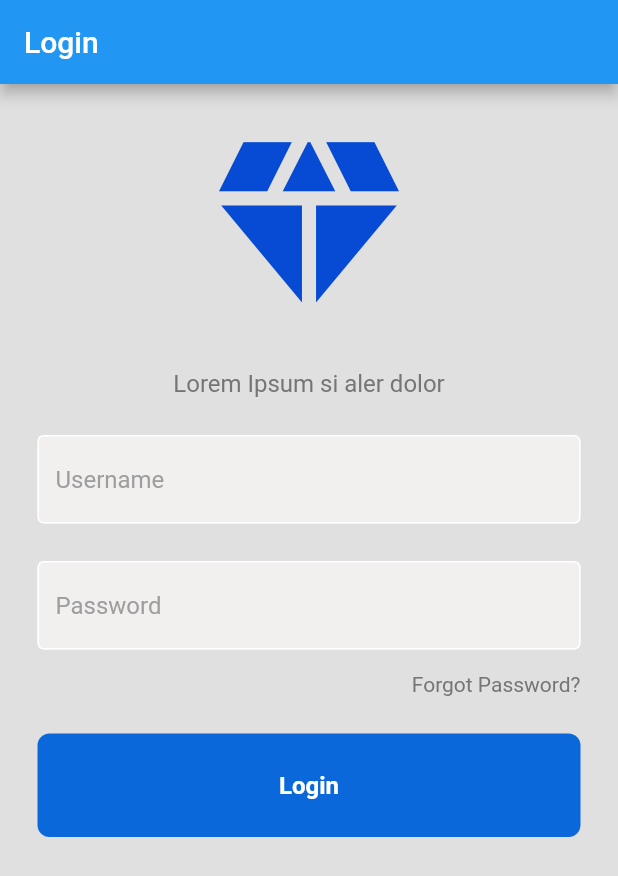
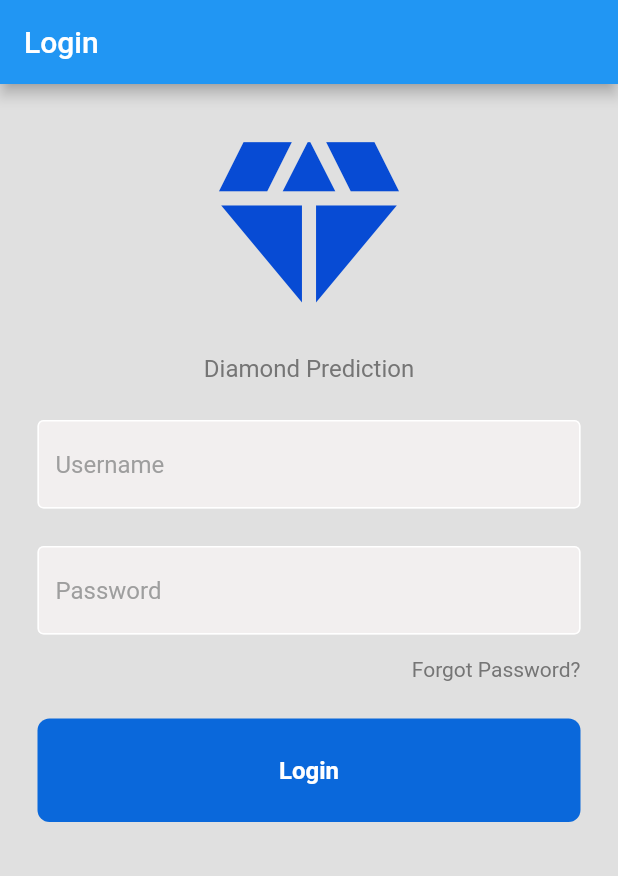
Before and after one commit to NicoLe-01/diamond_prediction_flutter, a Flutter app: the LoginPage screen opened directly, on a phone screen of 412 x 824 dp. Shown: the top 876 px of the screen. Run offline on Flutter 3.47's test engine with Material 2 defaults, Android fonts, the phone set to English and light mode, and no system bars.

Commit message:
change: login_page and main

```diff
--- a/lib/login_page.dart
+++ b/lib/login_page.dart
@@ -26,15 +26,15 @@ class LoginPage extends StatelessWidget {
           child: Center(
             child: Column(
               children: [
-                SizedBox(height: 20),
+                const SizedBox(height: 20),
                 Icon(
                   Icons.diamond,
                   size: 150,
                   color: Color.fromARGB(255, 7, 75, 212),
                 ),
-                SizedBox(height: 20),
+                SizedBox(height: 10),
                 Text(
-                  "Lorem Ipsum si aler dolor",
+                  "Diamond Prediction",
                   style: TextStyle(color: Colors.grey[600], fontSize: 16),
                 ),
                 SizedBox(
--- a/lib/main.dart
+++ b/lib/main.dart
@@ -94,6 +94,7 @@ class _HomeScreenState extends State<HomeScreen> {
 
       setState(() {
         _predictionResult = predictionResult;
+        print('Prediction : $_predictionResult');
         _predicting = false;
       });
     } else {
```
